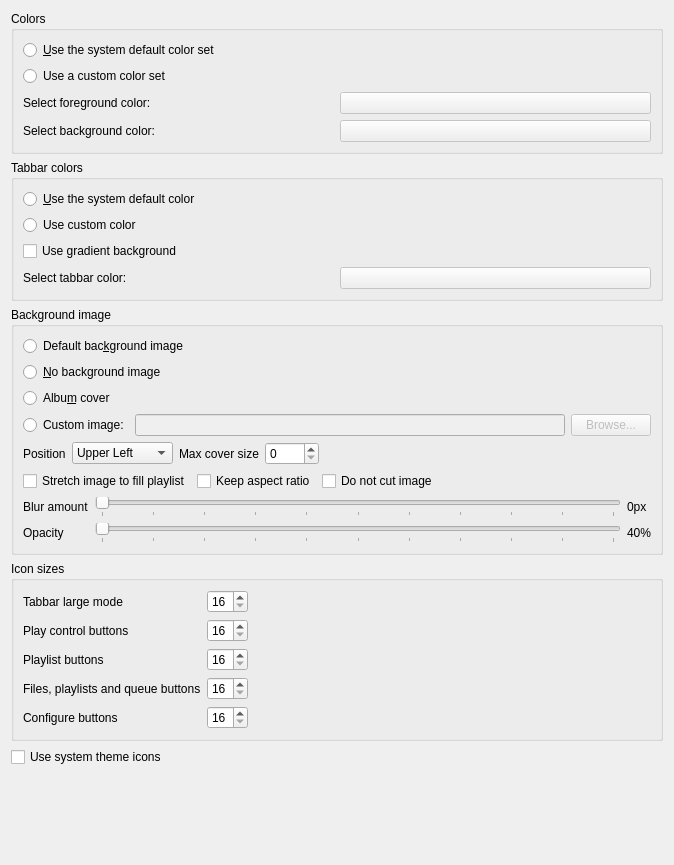
Qt form src/settings/appearancesettingspage.ui (strawberrymusicplayer/strawberry) before a commit.
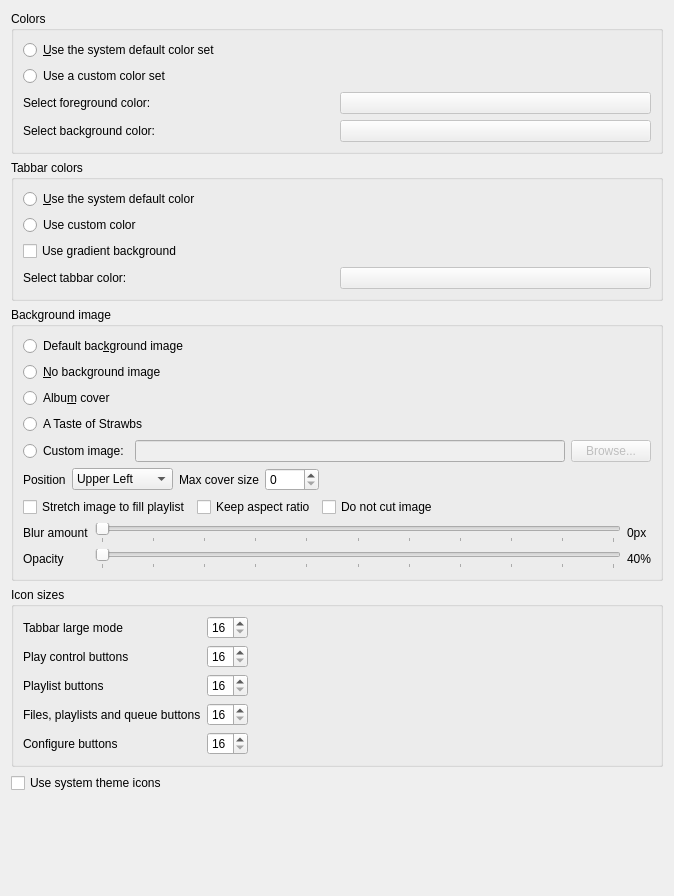
The same form after that commit.

Commit message: Add a taste of Strawbs background image

What changed in the file:
```diff
--- a/src/settings/appearancesettingspage.ui
+++ b/src/settings/appearancesettingspage.ui
@@ -7,7 +7,7 @@
     <x>0</x>
     <y>0</y>
     <width>674</width>
-    <height>865</height>
+    <height>896</height>
    </rect>
   </property>
   <property name="windowTitle">
@@ -169,6 +169,13 @@
         </property>
        </widget>
       </item>
+      <item>
+       <widget class="QRadioButton" name="use_strawbs_background">
+        <property name="text">
+         <string>A Taste of Strawbs</string>
+        </property>
+       </widget>
+      </item>
       <item>
        <layout class="QHBoxLayout" name="layout_custom_image">
         <item>
```
The commit also changes 6 other files.
